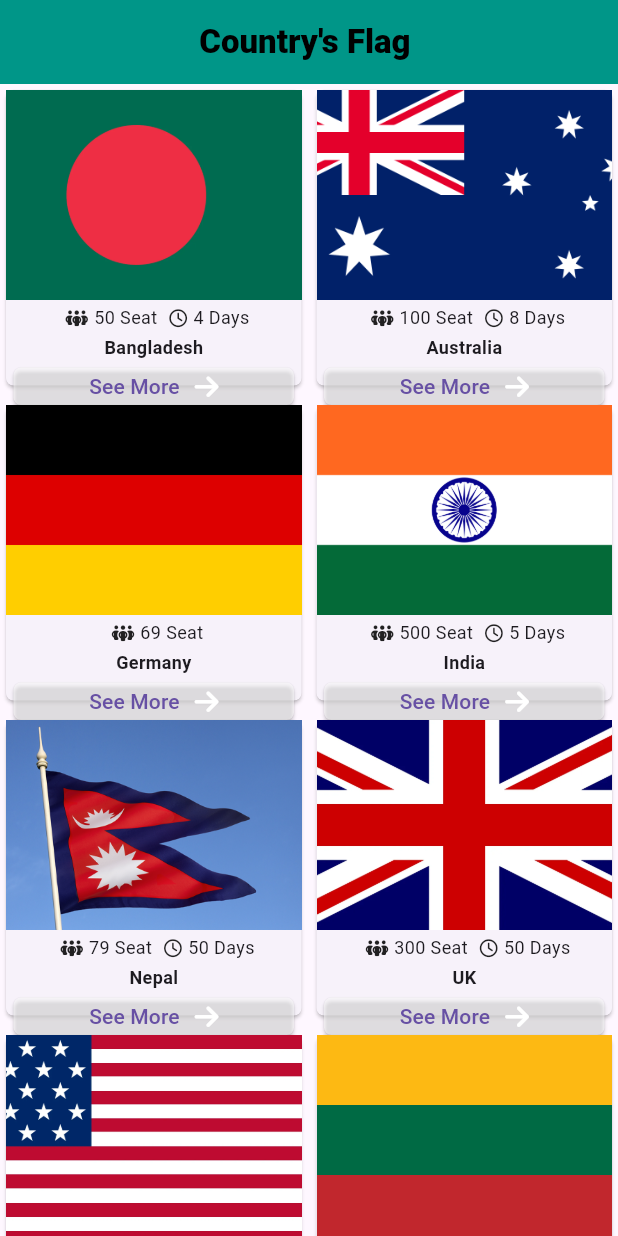
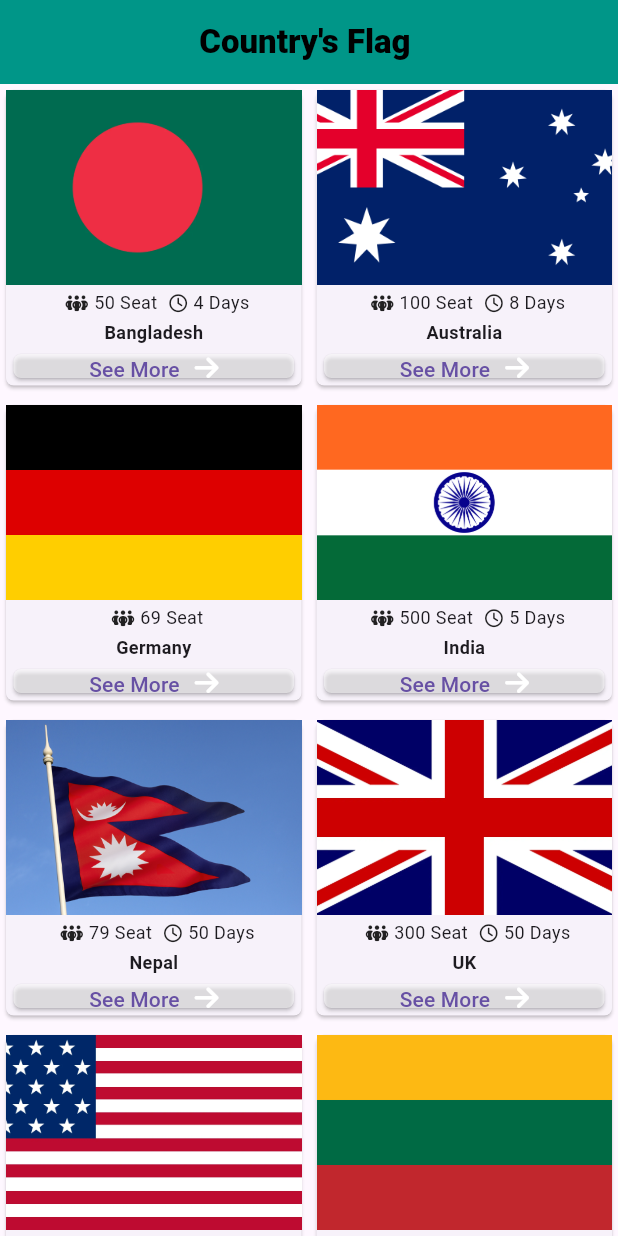
Before and after one commit to Shourav221/assignment_2, a Flutter app: the screen it shows after launch, on a phone screen of 412 x 824 dp. Run offline on Flutter 3.47's test engine with Material 3 defaults, Android fonts, the phone set to English and light mode, and no system bars; our stand-ins replace font_awesome_flutter.

Commit message:
responsive

```diff
--- a/lib/CustomWidget/CustomCart.dart
+++ b/lib/CustomWidget/CustomCart.dart
@@ -31,13 +31,14 @@ class Customcart extends StatelessWidget {
     final bool showBatchText = ScreenSize.width > 768;
     return SizedBox(
       width: cartSize,
+      height: ScreenSize.height / 3,
       child: Card(
         shape: RoundedRectangleBorder(borderRadius: BorderRadius.circular(5)),
         child: Column(
           children: [
             Image.asset(
               image,
-              height: 140,
+              height: 130,
               width: double.infinity,
               fit: BoxFit.cover,
             ),
@@ -72,14 +73,14 @@ class Customcart extends StatelessWidget {
                 ],
               ),
             ),
-            Spacer(),
+            // Spacer(),
             Text(
               '$Description',
               style: TextStyle(fontSize: 12, fontWeight: FontWeight.bold),
             ),
             Spacer(),
             SizedBox(
-              height: 35,
+              height: 26,
               width: cartSize,
               child: Padding(
                 padding: EdgeInsets.all(5),
```
